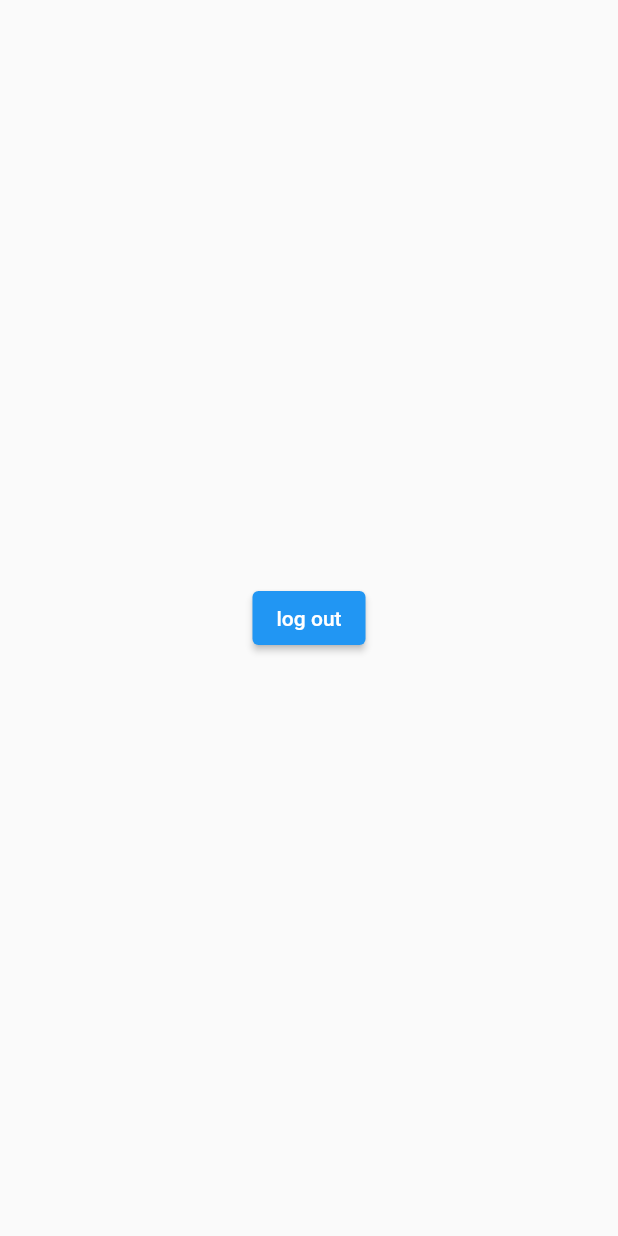
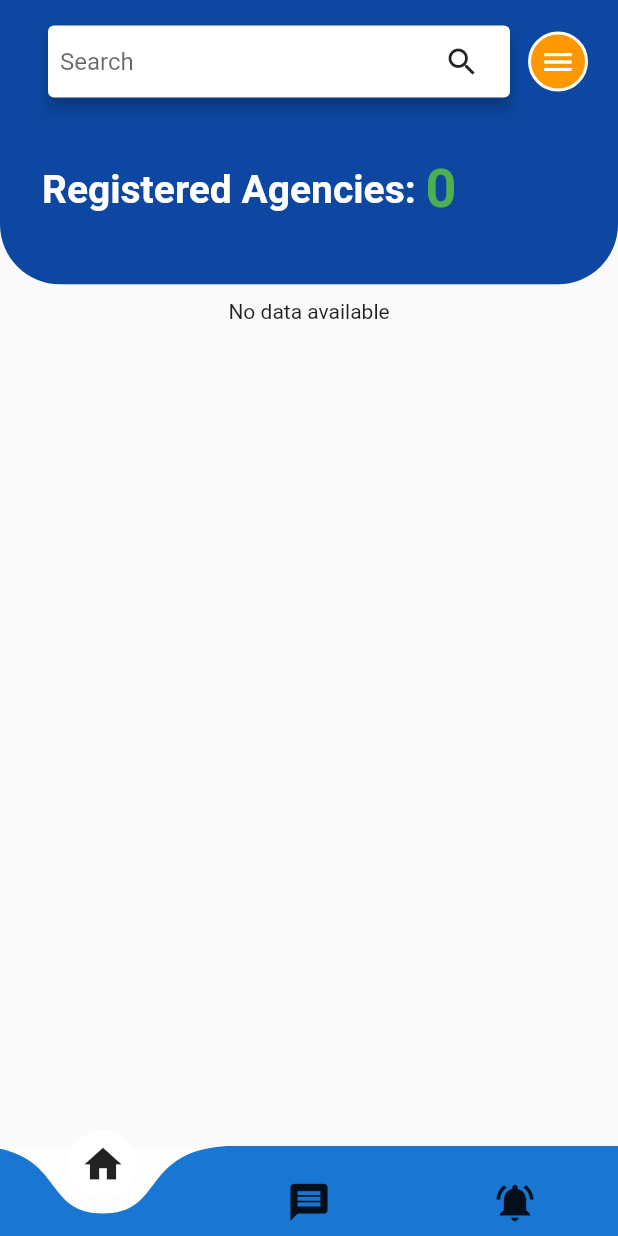
Before and after one commit to AayushGupta56/resq, a Flutter app: the HomePage screen opened directly, on a phone screen of 412 x 824 dp. Run offline on Flutter 3.47's test engine with Material 2 defaults, Android fonts, the phone set to English and light mode, and no system bars; drawn by our look-alikes of curved_navigation_bar; our stand-ins replace cloud_firestore, firebase_auth, firebase_core, im_stepper, shared_preferences; accounts and stored records are empty.

Commit message:
homepage almost completed

```diff
--- a/lib/auth/home_page.dart
+++ /dev/null
@@ -1,23 +0,0 @@
-import 'package:flutter/material.dart';
-import 'package:resq/auth/login_screen.dart';
-import 'package:resq/services/auth_services.dart';
-import 'package:resq/widgets/widgets.dart';
-class HomePage extends StatefulWidget {
-  const HomePage({super.key});
-
-  @override
-  State<HomePage> createState() => _HomePageState();
-}
-
-class _HomePageState extends State<HomePage> {
-  @override
-  AuthService authService=AuthService();
-  Widget build(BuildContext context) {
-    return Scaffold(
-      body: Center(child: ElevatedButton(onPressed: (){
-      authService.signOut();
-       nextScreenReplace(context, LoginPage());
-    }, child: Text("log out"))),
-    );
-  }
-}
--- a/lib/auth/login_screen.dart
+++ b/lib/auth/login_screen.dart
@@ -1,7 +1,7 @@
 import 'package:cloud_firestore/cloud_firestore.dart';
 import 'package:firebase_auth/firebase_auth.dart';
 import 'package:flutter/material.dart';
-import 'package:resq/auth/home_page.dart';
+import 'package:resq/home/home_page.dart';
 import 'package:resq/auth/register_screen.dart';
 import 'package:resq/services/auth_services.dart';
 import 'package:resq/services/database_services.dart';
@@ -33,7 +33,7 @@ class _LoginPageState extends State<LoginPage> {
          // saving the values to our shared preferences
          await HelperFunctions.saveUserLoggedInStatus(true);
           await HelperFunctions.saveUserEmailSF(emailCont.text);
-         await HelperFunctions.saveUserNameSF(snapshot.docs[0]['fullName']);
+     //    await HelperFunctions.saveUserNameSF(snapshot.docs[0]['fullName']);
          nextScreenReplace(context,  HomePage());
           nextScreen(context, HomePage());
         }
--- a/lib/auth/register_screen.dart
+++ b/lib/auth/register_screen.dart
@@ -1,7 +1,7 @@
 import 'package:flutter/material.dart';
 import 'package:im_stepper/stepper.dart';
 import 'package:provider/provider.dart';
-import 'package:resq/auth/home_page.dart';
+import 'package:resq/home/home_page.dart';
 import 'package:resq/auth/register/step1.dart';
 import 'package:resq/auth/register/step2.dart';
 import 'package:resq/auth/register/step3.dart';
--- a/lib/comman_design_code.dart
+++ b/lib/comman_design_code.dart
@@ -1,4 +1,6 @@
 import 'package:flutter/material.dart';
+
+import 'home/agency_detail.dart';
 
 
 
@@ -13,6 +15,73 @@ import 'package:flutter/material.dart';
 
   // dismiss loading
  // Navigator.of(context).pop();
+
+
+class AnimatedCounter extends StatefulWidget {
+  final int targetNumber;
+  final Duration duration;
+
+  AnimatedCounter({required this.targetNumber, required this.duration});
+
+  @override
+  _AnimatedCounterState createState() => _AnimatedCounterState();
+}
+
+class _AnimatedCounterState extends State<AnimatedCounter>
+    with TickerProviderStateMixin { // Use TickerProviderStateMixin
+  late int _currentNumber;
+  late Animation<int> _animation;
+  late AnimationController _controller;
+
+  @override
+  void initState() {
+    super.initState();
+    _currentNumber = 0;
+
+    _controller = AnimationController(
+      duration: widget.duration,
+      vsync: this, // Now _AnimatedCounterState can be used as TickerProvider
+    );
+
+    _animation = IntTween(begin: 0, end: widget.targetNumber).animate(_controller);
+
+    _animation.addListener(() {
+      setState(() {
+        _currentNumber = _animation.value;
+      });
+    });
+
+    _controller.forward();
+  }
+
+  @override
+  Widget build(BuildContext context) {
+    return Padding(
+      padding: const EdgeInsets.all(8.0),
+      child: Row(
+        children: [
+          Text(
+            'Registered Agencies: ',
+            style: TextStyle(fontSize: 26, color: Colors.white, fontWeight: FontWeight.bold),
+          ),
+      Text(
+      '$_currentNumber', // Use _currentNumber here
+      style: TextStyle(fontSize: 36, fontWeight: FontWeight.bold, color: Colors.green),
+      )
+        ],
+      ),
+    );
+
+  }
+
+  @override
+  void dispose() {
+    _controller.dispose();
+    super.dispose();
+  }
+}
+
+
 
 Widget loadingDesign = Center(
   child: Container(
@@ -225,11 +294,10 @@ class MyButton extends StatelessWidget {
 }
 
 class MyCard extends StatelessWidget {
-  MyCard({required this.cardText, required this.circleIcon, required this.circleColor, required this.titleText});
-  final Icon circleIcon;
-  final String cardText;
-  final Color circleColor;
-  final String titleText;
+  MyCard({required this.agencyName, required this.aoe, required this.location});
+  final String aoe;
+  final String agencyName;
+  final String location;
 //
   //
   @override
@@ -237,43 +305,51 @@ class MyCard extends StatelessWidget {
     return Container(
       width: 150,
       height: 160,
+      child: GestureDetector(
+          onTap: () {
+            // Navigate to DetailScreenPage and pass agency details
+            Navigator.push(
+              context,
+              MaterialPageRoute(
+                builder: (context) => DetailScreenPage(
+                  agencyDetails: {
+                    'AgencyName': agencyName,
+                    'areaExpertise': aoe,
+                    'district': location,
+                    // Add more fields here as needed
+                  },
+                ),
+              ),
+            );
+          },
         child: Card(
           shape: RoundedRectangleBorder(
             borderRadius: BorderRadius.circular(10.0), // Set the border radius
           ),
-        elevation: 0.5, // Add elevation to the card
+          elevation: 1, // Add elevation to the card
           child: Column(
             children: [
               SizedBox(height: 10,),
-            Padding(
-              padding: const EdgeInsets.only(left: 10),
-              child: Align(
-                alignment: Alignment.topLeft,
-                child: Container(
-                  width: 60,
-                  height: 60,
-                  decoration: BoxDecoration(
-                    color: circleColor, // Circular container background color
-                    shape: BoxShape.circle,
-                  ),
-                  child: circleIcon, // Replace with your image asset path
-                ),
-              ),
-            ),
-            SizedBox(height: 10,),
+
               Align(
                 alignment: Alignment.topLeft,
                 child: Padding(
                   padding: const EdgeInsets.only(top: 0, right: 10, left: 10, bottom: 0),
-                child: Text(titleText, style: TextStyle(color: Colors.black, fontWeight: FontWeight.bold, fontSize: 18),),
+                  child: Text("Agency: " + agencyName, style: TextStyle(color: Colors.black, fontWeight: FontWeight.bold, fontSize: 18),),
                 ),
               ),
               SizedBox(height: 5,),
               Padding(
                 padding: const EdgeInsets.only(top: 0, right: 10, left: 10, bottom: 0),
-              child: Text(cardText, style: TextStyle(color: Colors.grey),),
+                child: Text("AOE: "+ aoe, style: TextStyle(color: Colors.black),),
+              ),
+              SizedBox(height: 5,),
+              Padding(
+                padding: const EdgeInsets.only(top: 0, right: 10, left: 10, bottom: 0),
+                child: Text("Location: "+ location, style: TextStyle(color: Colors.black),),
               ),
             ],
+          ),
         ),
       ),
     );
--- /dev/null
+++ b/lib/home/home_page.dart
@@ -0,0 +1,225 @@
+import 'package:flutter/material.dart';
+import 'package:resq/auth/login_screen.dart';
+import 'package:resq/services/auth_services.dart';
+import 'package:resq/widgets/widgets.dart';
+import 'package:curved_navigation_bar/curved_navigation_bar.dart';
+import 'package:cloud_firestore/cloud_firestore.dart';
+import '../comman_design_code.dart';
+
+
+
+class HomePage extends StatefulWidget {
+  const HomePage({super.key});
+
+  @override
+  State<HomePage> createState() => _HomePageState();
+}
+
+class _HomePageState extends State<HomePage> {
+  @override
+  int _page = 0;
+  GlobalKey<CurvedNavigationBarState> _bottomNavigationKey = GlobalKey();
+  AuthService authService=AuthService();
+  TextEditingController _controller = TextEditingController();
+
+  // Firestore reference
+  final CollectionReference usersCollection =
+  FirebaseFirestore.instance.collection('users');
+
+  // Future method to fetch data from Firestore
+  Future<List<QueryDocumentSnapshot>> fetchData() async {
+    QuerySnapshot querySnapshot = await usersCollection.get();
+    return querySnapshot.docs;
+  }
+  // Future method to fetch data from Firestore and get the total number of users
+  Future<int> fetchTotalUsers() async {
+    QuerySnapshot querySnapshot = await usersCollection.get();
+    int totalUsers = querySnapshot.size;
+    return totalUsers;
+  }
+
+  void _onSearch() {
+    String searchText = _controller.text;
+    // You can perform search operations with searchText here
+    print('Searching for: $searchText');
+  }
+
+
+
+  @override
+  void initState() {
+
+    // TODO: implement initState
+    super.initState();
+
+  }
+
+
+  Widget build(BuildContext context) {
+    return Scaffold(
+      bottomNavigationBar: CurvedNavigationBar(
+
+        key: _bottomNavigationKey,
+        index: 0,
+        height: 60.0,
+        items: <Widget>[
+          Icon(Icons.home, size: 30, ),
+          Icon(Icons.message, size: 30, ),
+          Icon(Icons.notifications_active, size: 30, ),
+        ],
+        color: Colors.blue[700]!,
+        buttonBackgroundColor: Colors.white,
+        backgroundColor: Colors.white54,
+        animationCurve: Curves.easeInOut,
+        animationDuration: Duration(milliseconds: 300),
+        onTap: (index) {
+          setState(() {
+            _page = index;
+          });
+        },
+        letIndexChange: (index) => true,
+      ),
+      body: SafeArea(
+        child: Column(
+          children: [
+            Container(
+              // Set the width as needed
+              height: MediaQuery.of(context).size.height * 0.23,
+              width: MediaQuery.of(context).size.width ,
+              decoration: BoxDecoration(
+                color: Colors.blue[900], // Set the container's background color to blue
+                borderRadius: BorderRadius.only(
+                  topLeft: Radius.circular(0),
+                  topRight: Radius.circular(0),
+                  bottomLeft: Radius.circular(40),
+                  bottomRight: Radius.circular(40),
+                ),
+              ),
+              child: Column(
+                crossAxisAlignment: CrossAxisAlignment.start,
+                children: [
+                  SizedBox(height: 5,),
+                  // Row with yellow circle and menu icon
+                  Padding(
+                    padding: EdgeInsets.only(left: 20, right: 20),
+                    child: SizedBox(
+                      width: MediaQuery.of(context).size.width ,
+                      child: Row(
+                        mainAxisAlignment: MainAxisAlignment.spaceBetween,
+                        children: [
+                          Expanded(
+                            child: Padding(
+                              padding: const EdgeInsets.all(8.0),
+                              child: Container(
+                              //  height: 40,
+                               width: MediaQuery.sizeOf(context).width*0.6,
+                                child: Card(
+                                  elevation: 4.0, // Add elevation to the card
+                                  child: Padding(
+                                    padding: const EdgeInsets.symmetric(horizontal: 8.0),
+                                    child: Row(
+                                      children: [
+                                        Expanded(
+                                          child: TextField(
+                                            controller: _controller,
+                                            decoration: InputDecoration(
+                                              hintText: 'Search',
+                                              border: InputBorder.none, // Remove the default border
+                                            ),
+                                          ),
+                                        ),
+                                        IconButton(
+                                          icon: Icon(Icons.search),
+                                          onPressed: _onSearch,
+                                        ),
+                                      ],
+                                    ),
+                                  ),
+                                ),
+                              ),
+                            ),
+                          ),
+
+                          Container(
+                            width: 40,
+                            height: 40,
+                            decoration: BoxDecoration(
+                              color: Colors.orange,
+                              shape: BoxShape.circle,
+                              border: Border.all(
+                                color: Colors.white, // Set the outline color to white
+                                width: 2.0, // Set the outline width
+                              ),
+                            ),
+                            child: Icon(Icons.menu, color: Colors.white),
+                          ),
+
+                        ],
+                      ),
+                    ),
+                  ),
+                  SizedBox(height: 20,),
+              Padding(
+                padding: EdgeInsets.only(left: 20),
+                child: FutureBuilder<int>(
+                  future: fetchTotalUsers(),
+                  builder: (context, snapshot) {
+                    if (snapshot.connectionState == ConnectionState.waiting) {
+                      return CircularProgressIndicator();
+                    } else if (snapshot.hasError) {
+                      return Text('Error: ${snapshot.error}');
+                    } else if (!snapshot.hasData) {
+                      return Text('Loading...');
+                    } else {
+                      int totalUsers = snapshot.data!;
+                      return AnimatedCounter(
+                        targetNumber: totalUsers,
+                        duration: Duration(seconds: 3),
+                      );
+                    }
+                  },
+                ),
+              ),
+                ],
+              ),
+            ),
+            SizedBox(height: 10,),
+            // Use FutureBuilder to fetch data and build UI when data is available
+            FutureBuilder<List<QueryDocumentSnapshot>>(
+              future: fetchData(),
+              builder: (context, snapshot) {
+                if (snapshot.connectionState == ConnectionState.waiting) {
+                  return CircularProgressIndicator();
+                } else if (snapshot.hasError) {
+                  return Text('Error: ${snapshot.error}');
+                } else if (!snapshot.hasData || snapshot.data!.isEmpty) {
+                  return Text('No data available');
+                } else {
+                  // Use GridView.builder to display data in a grid
+                  return Expanded(
+                    child: GridView.builder(
+                      gridDelegate: SliverGridDelegateWithFixedCrossAxisCount(
+                        crossAxisCount: 2, // You can adjust the number of columns
+                      ),
+                      itemCount: snapshot.data!.length,
+                      itemBuilder: (context, index) {
+                        // Access data for each document and pass it to MyCard
+                        Map<String, dynamic> userData =
+                        snapshot.data?[index].data() as Map<String, dynamic>;
+                        return MyCard(
+                          agencyName: userData['AgencyName'] ?? "",
+                          aoe: userData['areaExpertise'] ?? "",
+                          location: userData['district'] ?? "",
+                        );
+                      },
+                    ),
+                  );
+                }
+              },
+            ),
+          ],
+        ),
+      ),
+    );
+  }
+}
--- a/lib/main.dart
+++ b/lib/main.dart
@@ -2,7 +2,7 @@ import 'package:firebase_core/firebase_core.dart';
 
 import 'package:flutter/material.dart';
 import 'package:provider/provider.dart';
-import 'package:resq/auth/home_page.dart';
+import 'package:resq/home/home_page.dart';
 import 'package:resq/provider_code.dart';
 import 'package:resq/shared_prefrences/helper_function.dart';
 import 'auth/login_screen.dart';
--- a/lib/services/auth_services.dart
+++ b/lib/services/auth_services.dart
@@ -1,4 +1,3 @@
-
 import 'package:provider/provider.dart';
 import 'package:resq/provider_code.dart';
 import 'package:resq/shared_prefrences/helper_function.dart';
--- a/pubspec.yaml
+++ b/pubspec.yaml
@@ -42,6 +42,7 @@ dependencies:
   firebase_core: ^2.15.0
   firebase_auth: ^4.9.0
   shared_preferences: ^2.2.1
+  curved_navigation_bar: ^1.0.3
 
 dev_dependencies:
   flutter_test:
```
Also changed, not shown: lib/home/agency_detail.dart (added, +34 -0 lines), pubspec.lock. Lines whose indentation alone changed are shown as unchanged.
